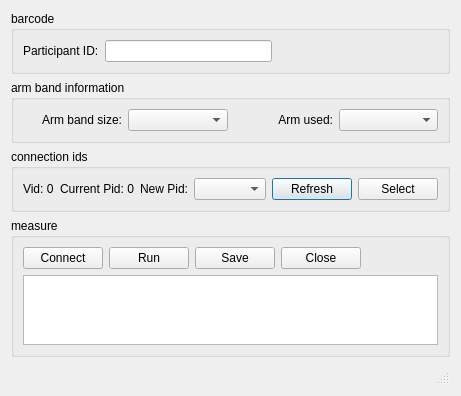
First picture: the form in src/prototype/BloodPressure/MainWindow.ui, repository inglis-dl/cypress, before the edit.
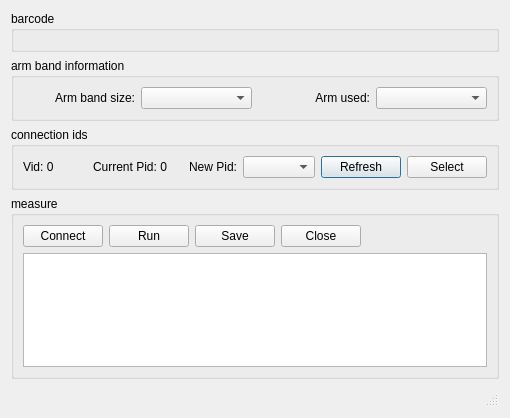
Second picture: the form after the edit. Custom widgets are drawn as their Qt base class.

The edit to the form file:
```diff
--- a/src/prototype/BloodPressure/MainWindow.ui
+++ b/src/prototype/BloodPressure/MainWindow.ui
@@ -6,8 +6,8 @@
    <rect>
     <x>0</x>
     <y>0</y>
-    <width>423</width>
-    <height>389</height>
+    <width>510</width>
+    <height>418</height>
    </rect>
   </property>
   <property name="sizePolicy">
@@ -33,46 +33,7 @@
      </property>
      <layout class="QHBoxLayout" name="horizontalLayout">
       <item>
-       <widget class="QLabel" name="iDlabel">
-        <property name="text">
-         <string>Participant ID:</string>
-        </property>
-        <property name="buddy">
-         <cstring>barcodeLineEdit</cstring>
-        </property>
-       </widget>
-      </item>
-      <item>
-       <widget class="QLineEdit" name="barcodeLineEdit">
-        <property name="inputMask">
-         <string/>
-        </property>
-        <property name="text">
-         <string/>
-        </property>
-        <property name="maxLength">
-         <number>32767</number>
-        </property>
-        <property name="cursorPosition">
-         <number>0</number>
-        </property>
-        <property name="clearButtonEnabled">
-         <bool>true</bool>
-        </property>
-       </widget>
-      </item>
-      <item>
-       <spacer name="horizontalSpacer">
-        <property name="orientation">
-         <enum>Qt::Horizontal</enum>
-        </property>
-        <property name="sizeHint" stdset="0">
-         <size>
-          <width>80</width>
-          <height>20</height>
-         </size>
-        </property>
-       </spacer>
+       <widget class="BarcodeWidget" name="barcodeWidget" native="true"/>
       </item>
      </layout>
     </widget>
@@ -233,6 +194,17 @@
    </item>
   </layout>
  </widget>
+ <customwidgets>
+  <customwidget>
+   <class>BarcodeWidget</class>
+   <extends>QWidget</extends>
+   <header>../../widgets/BarcodeWidget.h</header>
+   <container>1</container>
+  </customwidget>
+ </customwidgets>
+ <includes>
+  <include location="local">../../widgets/BarcodeWidget.h</include>
+ </includes>
  <resources/>
  <connections/>
 </ui>
```
